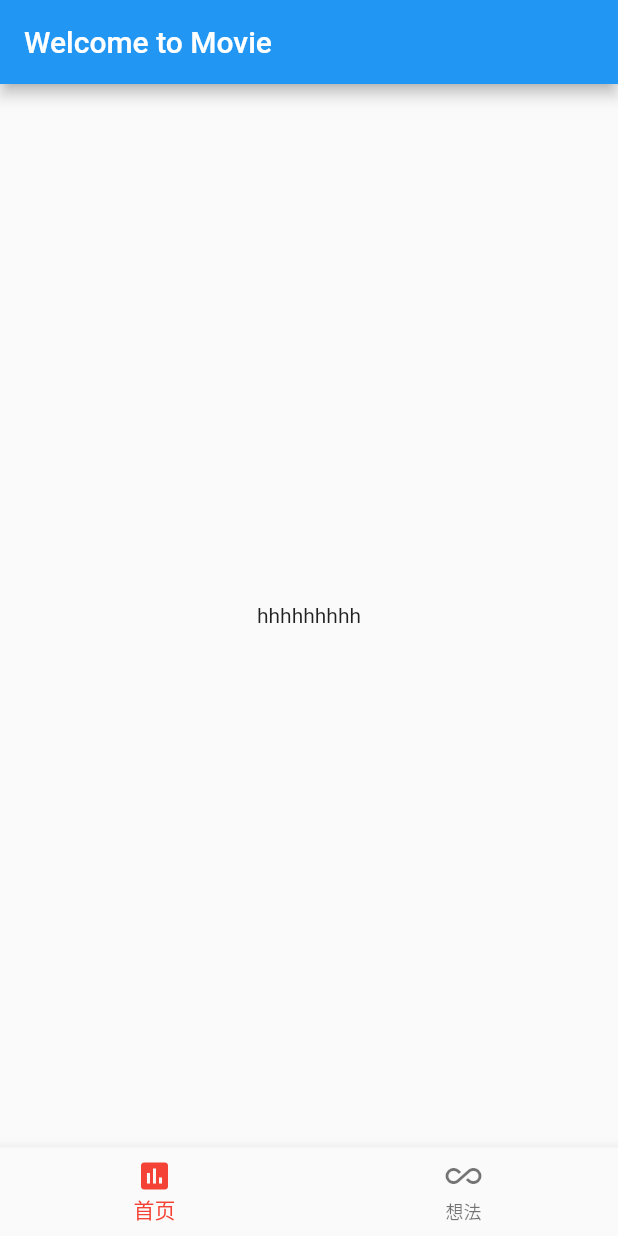
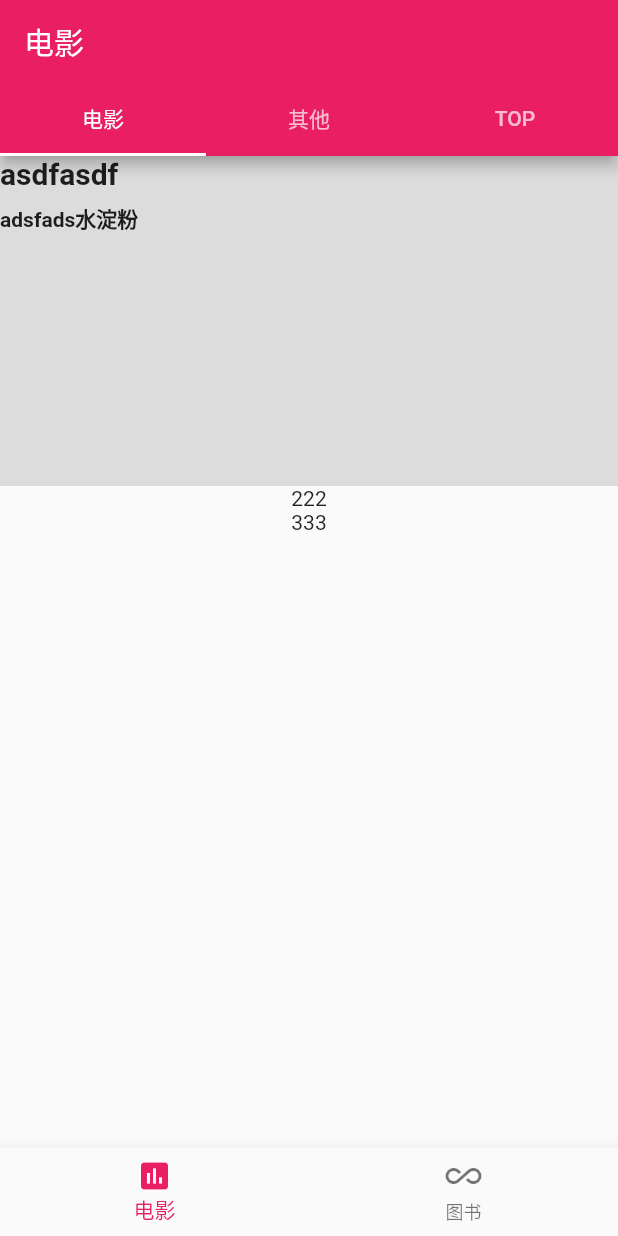
Before and after one commit to ningcol/flutter_learn, a Flutter app: the screen it shows after launch, on a phone screen of 412 x 824 dp. Run offline on Flutter 3.47's test engine with Material 2 defaults, Android fonts, the phone set to English and light mode, and no system bars.

Commit message:
添加tabbar

```diff
--- a/lib/MyApp.dart
+++ b/lib/MyApp.dart
@@ -15,9 +15,11 @@ class _MyAppState extends State<MyApp> with TickerProviderStateMixin {
   List<StatefulWidget> _pageList;
   StatefulWidget _currentPage;
 
+
   // 定义一个空的设置状态值的方法
   void _rebuild() {
-    setState((){});
+    setState((){
+    });
   }
 
   @override
@@ -25,17 +27,17 @@ class _MyAppState extends State<MyApp> with TickerProviderStateMixin {
     super.initState();
 
     _navigationViews = <NavigationIconView>[
-      new NavigationIconView(icon: new Icon(Icons.assessment), title: new Text("首页"), vsync: this), // vsync 默认属性和参数
-      new NavigationIconView(icon: new Icon(Icons.all_inclusive), title: new Text("想法"), vsync: this),
+      new NavigationIconView(icon: new Icon(Icons.assessment), title: new Text("电影")), // vsync 默认属性和参数
+      new NavigationIconView(icon: new Icon(Icons.all_inclusive), title: new Text("图书")),
 //      new NavigationIconView(icon: new Icon(Icons.add_shopping_cart), title: new Text("市场"), vsync: this),
 //      new NavigationIconView(icon: new Icon(Icons.add_alert), title: new Text("通知"), vsync: this),
 //      new NavigationIconView(icon: new Icon(Icons.perm_identity), title: new Text("我的"), vsync: this),
     ];
 
     // 给每一个按钮区域加上监听
-    for (NavigationIconView view in _navigationViews) {
-      view.controller.addListener(_rebuild);
-    }
+//    for (NavigationIconView view in _navigationViews) {
+//      view.controller.addListener(_rebuild);
+//    }
 
     _pageList = [
       new Movie(),
@@ -55,7 +57,7 @@ class _MyAppState extends State<MyApp> with TickerProviderStateMixin {
         bottomNavigationBar : _getNavigationBar(),
       ),
       theme: new ThemeData(
-        primarySwatch: Colors.red,
+        primarySwatch: Colors.pink,
       ),
     );
   }
@@ -67,10 +69,10 @@ class _MyAppState extends State<MyApp> with TickerProviderStateMixin {
         onTap: (int index){
           if (_currentIndex == index) return; //if you select the same index will return
           setState(() {
-            _navigationViews[_currentIndex].controller.reverse();
+//            _navigationViews[_currentIndex].controller.reverse();
             _currentIndex = index;
             _currentPage = _pageList[_currentIndex];
-            _navigationViews[_currentIndex].controller.forward();
+//            _navigationViews[_currentIndex].controller.forward();
           });
         },
         items: _navigationViews.map((NavigationIconView view) => view.item).toList()
@@ -82,20 +84,21 @@ class _MyAppState extends State<MyApp> with TickerProviderStateMixin {
 
 class NavigationIconView {
 
-  // 创建两个属性，一个是 用来展示 icon， 一个是动画处理  12121212
+  // 创建两个属性，一个是 用来展示 icon， 一个是动画处理
   final BottomNavigationBarItem item;
-  final AnimationController controller;
+//  final AnimationController controller;
 
-  // 类似于 java 中的构造方法
+
+  //  (重定向构造函数 有时候构造函数的目的只是重定向到该类的另一个构造函数。重定向构造函数没有函数体，使用冒号:分隔。)
   // 创建 NavigationIconView 需要传入三个参数， icon 图标，title 标题， TickerProvider
-  NavigationIconView({Widget icon, Widget title, TickerProvider vsync}):
+  NavigationIconView({Widget icon, Widget title}):
         item = new BottomNavigationBarItem(
           icon: icon,
           title: title,
-        ),
-        controller = new AnimationController(
-            duration: kThemeAnimationDuration,    // 设置动画持续的时间
-            vsync: vsync                          // 默认属性和参数
         );
+//        controller = new AnimationController(
+//            duration: kThemeAnimationDuration,    // 设置动画持续的时间
+//            vsync: vsync                          // 默认属性和参数
+//        );
 
 }
--- /dev/null
+++ b/lib/model/movie_tro_model.dart
@@ -0,0 +1,12 @@
+
+class MovieIntroModel{
+  String _name;
+  String _age;
+
+  get name => _name;
+  set name(value) => _name = value;
+
+  get age => _age;
+  set age(value) => _age = value;
+
+}
--- a/lib/subPage/book.dart
+++ b/lib/subPage/book.dart
@@ -10,6 +10,9 @@ class _BookState extends State<Book> {
   Widget build(BuildContext context) {
     return new MaterialApp(
       title: "aaaaa",
+      theme: new ThemeData(
+        primaryColor: Colors.green,
+      ),
       home: new Scaffold(
         appBar: new AppBar(
           title: new Text('Welcome to Book'),
--- a/lib/subPage/movie.dart
+++ b/lib/subPage/movie.dart
@@ -1,24 +1,151 @@
 import 'package:flutter/material.dart';
 
+import 'package:douabn/model/movie_tro_model.dart';
 
 class Movie extends StatefulWidget {
   @override
   _MovieState createState() => _MovieState();
 }
 
-class _MovieState extends State<Movie> {
+class _MovieState extends State<Movie> with SingleTickerProviderStateMixin {
+
+  TabController _tabController;
+//  MovieIntroModel _mo;
+//  MovieIntroCell _introCell;
+
+
+  void initState() {
+    super.initState();
+    _tabController = new TabController(vsync: this, length: 3);
+
+//    _mo.name = "张三";
+//    _mo.age = "22";
+  }
+
+
   @override
   Widget build(BuildContext context) {
-    return new MaterialApp(
-      title: 'Welcome to Flutter',
-      home: new Scaffold(
-        appBar: new AppBar(
-          title: new Text('Welcome to Movie'),
+    return new Scaffold(
+      appBar: new AppBar(
+        title: new Text("电影"),
+        bottom: new TabBar(
+          controller: _tabController,
+          tabs: <Widget>[
+            new Tab(text: "电影"),
+            new Tab(text: "其他"),
+            new Tab(text: "TOP"),
+          ],
         ),
-        body: new Center(
-          child: new Text("hhhhhhhhh"),
-        ),
+      ),
+      body: new TabBarView(
+        controller: _tabController,
+        children: <Widget>[
+//          new Center(child: new Text("电影")),
+          _buildListView(),
+          new Center(child: new Text("其他")),
+          new Center(child: new Text("TOP")),
+        ],
       )
     );
   }
+
+  Widget _buildListView(){
+    return new ListView(
+      children: <Widget>[
+        _view(),
+        new Center(child: new Text("222")),
+        new Center(child: new Text("333")),
+      ],
+    );
+  }
+
+
+  Widget _view(){
+    return new Container(
+      height: 220,
+      color: Colors.black12,
+      child: new Row(
+        children: <Widget>[
+          new Expanded(
+              child: new Column(
+                crossAxisAlignment: CrossAxisAlignment.start,
+                children: <Widget>[
+                  new Container(
+                    padding: const EdgeInsets.only(bottom: 8.0),
+                    child: new Text(
+                      "asdfasdf",
+                      style: new TextStyle(
+                        fontSize: 20,
+                        fontWeight: FontWeight.bold,
+                      ),
+                    ),
+                  ),
+                  new Container(
+                    padding: const EdgeInsets.only(bottom: 8.0),
+                    child: new Text(
+                      "adsfads水淀粉",
+                      style: new TextStyle(
+                        fontWeight: FontWeight.bold,
+                      ),
+                    ),
+                  ),
+                ],
+
+              )
+          )
+        ],
+      ),
+    );
+  }
+
+
+
 }
+
+class MovieIntroCell{
+  MovieIntroCell({MovieIntroModel model}){
+    new Container(
+      height: 220,
+      child: new Row(
+        children: <Widget>[
+          new Expanded(
+            child: new Column(
+              crossAxisAlignment: CrossAxisAlignment.start,
+              children: <Widget>[
+                new Container(
+                  padding: const EdgeInsets.only(bottom: 8.0),
+                  child: new Text(
+                    model.name,
+                    style: new TextStyle(
+                      fontSize: 20,
+                      fontWeight: FontWeight.bold,
+                    ),
+                  ),
+                ),
+                new Container(
+                  padding: const EdgeInsets.only(bottom: 8.0),
+                  child: new Text(
+                    model.age,
+                    style: new TextStyle(
+                      fontWeight: FontWeight.bold,
+                    ),
+                  ),
+                ),
+              ],
+
+            )
+          )
+        ],
+      ),
+    );
+
+
+      model.name = "asdf";
+      model.age = "adsf";
+
+      print(model.age);
+
+  }
+
+
+}
```
Also changed, not shown: 1 other file. Lines whose indentation alone changed are shown as unchanged.
